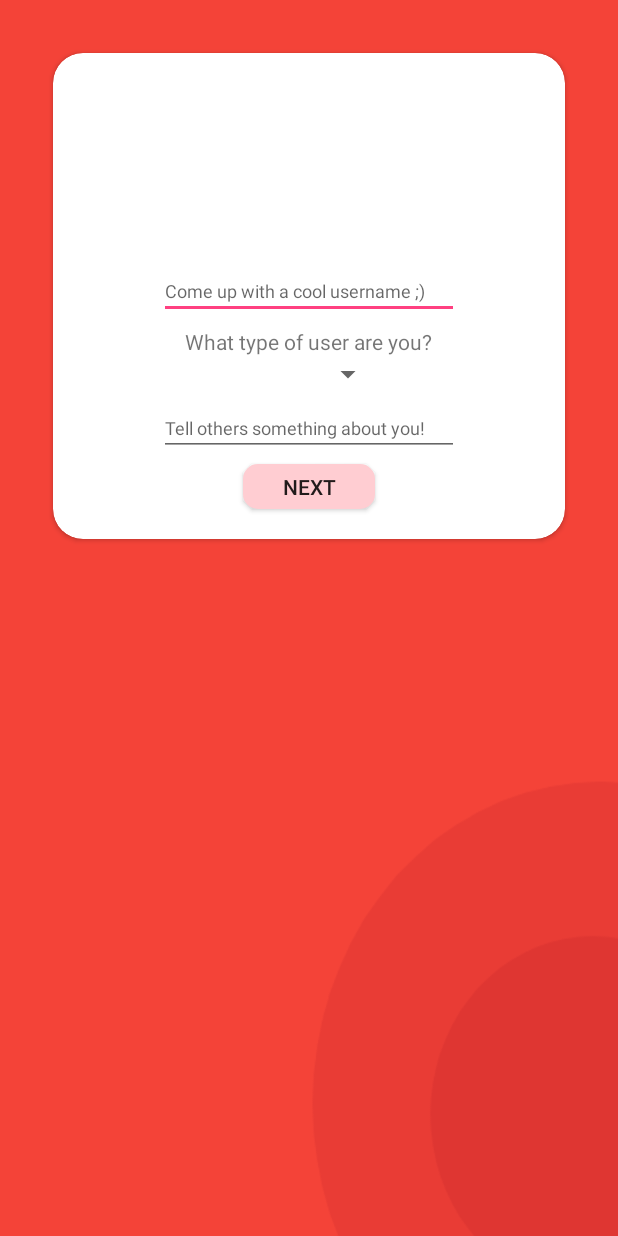
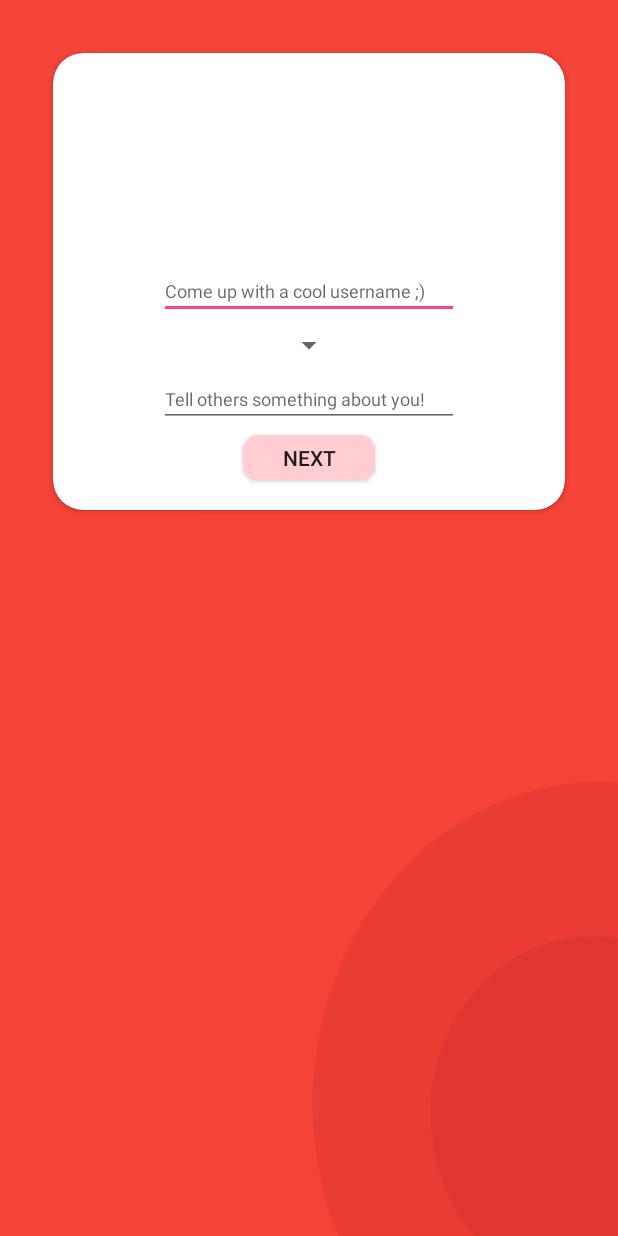
Before and after one commit to netmon39/Perty, an Android app: the layout activity_account.xml on its own in the app's theme, with its tools: preview values and no code run, on a phone screen of 412 x 824 dp. Run offline under Robolectric (Android 15) with nearby library versions, the phone set to English and light mode, and no system bars.

Commit message:
before sending mac to fix

```diff
--- a/app/src/main/res/layout/activity_account.xml
+++ b/app/src/main/res/layout/activity_account.xml
@@ -49,16 +49,9 @@
                 android:textSize="12sp"
                 />
 
-            <TextView
-                android:id="@+id/userTypeInfo"
-                android:layout_width="wrap_content"
-                android:layout_height="wrap_content"
-                android:layout_gravity="center_horizontal"
-                android:text="@string/typeTitle" />
-
             <Spinner
                 android:id="@+id/userType"
-                android:layout_width="100dp"
+                android:layout_width="wrap_content"
                 android:layout_height="wrap_content"
                 android:layout_marginBottom="5dp"
                 android:layout_gravity="center_horizontal"
```
Also changed, not shown: app/src/main/java/com/example/netipol/perty/Login/AccountActivity.java (+51 -7 lines).
